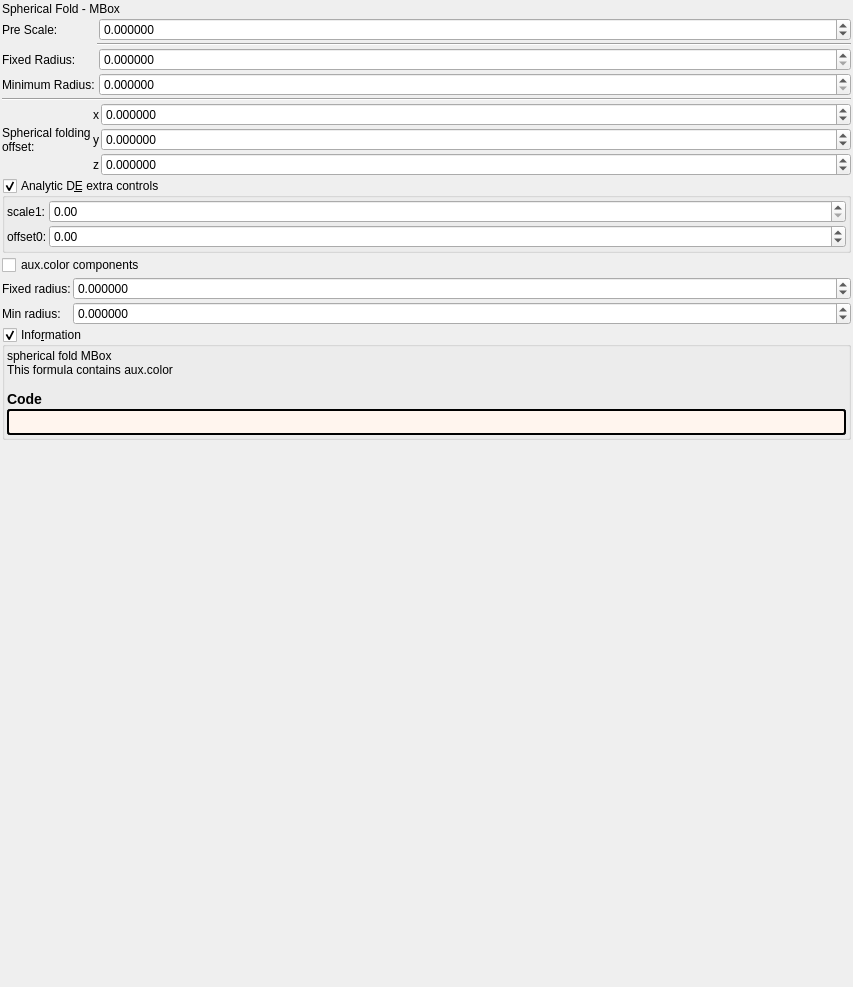
First picture: the form in mandelbulber2/formula/ui/transf_spherical_fold.ui, repository buddhi1980/mandelbulber2, before the edit.
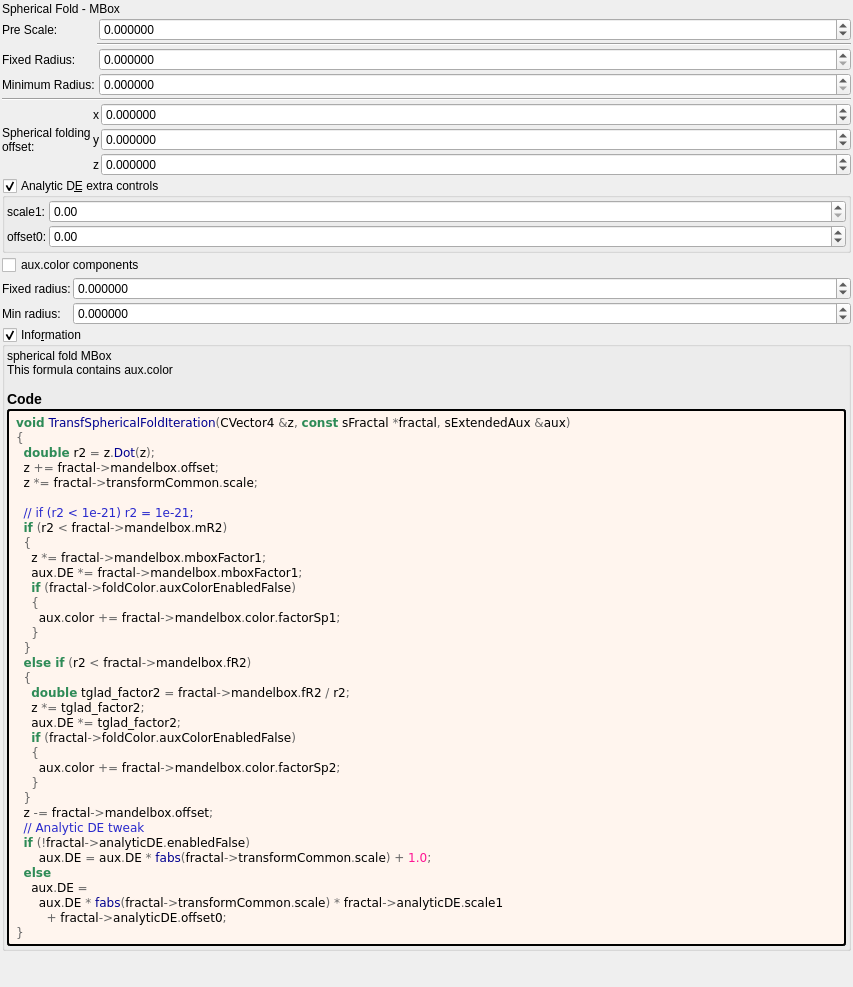
Second picture: the form after the edit. Custom widgets are drawn as their Qt base class.

Patch:
```diff
--- a/mandelbulber2/formula/ui/transf_spherical_fold.ui
+++ b/mandelbulber2/formula/ui/transf_spherical_fold.ui
@@ -545,7 +545,44 @@
          <string notr="true">border-style: outset; border-width: 2px; border-radius: 3px; border-color: black; background-color: #fff5ee; padding: 4px;</string>
         </property>
         <property name="text">
-         <string notr="true"></string>
+         <string notr="true">&lt;body style=&quot;background-color:#fff5ee&quot;&gt;
+&lt;pre style=&quot;color:#000000; background-color:#fff5ee;  font-family:'Courier New',monospace;&quot;&gt;&lt;span style=&quot;color:#2e8b57; font-weight:bold&quot;&gt;void&lt;/span&gt; &lt;span style=&quot;color:#00008f&quot;&gt;TransfSphericalFoldIteration&lt;/span&gt;&lt;span style=&quot;color:#676767&quot;&gt;(&lt;/span&gt;CVector4 &lt;span style=&quot;color:#676767&quot;&gt;&amp;amp;&lt;/span&gt;z&lt;span style=&quot;color:#676767&quot;&gt;,&lt;/span&gt; &lt;span style=&quot;color:#2e8b57; font-weight:bold&quot;&gt;const&lt;/span&gt; sFractal &lt;span style=&quot;color:#676767&quot;&gt;*&lt;/span&gt;fractal&lt;span style=&quot;color:#676767&quot;&gt;,&lt;/span&gt; sExtendedAux &lt;span style=&quot;color:#676767&quot;&gt;&amp;amp;&lt;/span&gt;aux&lt;span style=&quot;color:#676767&quot;&gt;)&lt;/span&gt;
+&lt;span style=&quot;color:#676767&quot;&gt;{&lt;/span&gt;
+  &lt;span style=&quot;color:#2e8b57; font-weight:bold&quot;&gt;double&lt;/span&gt; r2 &lt;span style=&quot;color:#676767&quot;&gt;=&lt;/span&gt; z&lt;span style=&quot;color:#676767&quot;&gt;.&lt;/span&gt;&lt;span style=&quot;color:#00008f&quot;&gt;Dot&lt;/span&gt;&lt;span style=&quot;color:#676767&quot;&gt;(&lt;/span&gt;z&lt;span style=&quot;color:#676767&quot;&gt;);&lt;/span&gt;
+  z &lt;span style=&quot;color:#676767&quot;&gt;+=&lt;/span&gt; fractal&lt;span style=&quot;color:#676767&quot;&gt;-&amp;gt;&lt;/span&gt;mandelbox&lt;span style=&quot;color:#676767&quot;&gt;.&lt;/span&gt;offset&lt;span style=&quot;color:#676767&quot;&gt;;&lt;/span&gt;
+  z &lt;span style=&quot;color:#676767&quot;&gt;*=&lt;/span&gt; fractal&lt;span style=&quot;color:#676767&quot;&gt;-&amp;gt;&lt;/span&gt;transformCommon&lt;span style=&quot;color:#676767&quot;&gt;.&lt;/span&gt;scale&lt;span style=&quot;color:#676767&quot;&gt;;&lt;/span&gt;
+
+  &lt;span style=&quot;color:#2929cc&quot;&gt;// if (r2 &amp;lt; 1e-21) r2 = 1e-21;&lt;/span&gt;
+  &lt;span style=&quot;color:#2e8b57; font-weight:bold&quot;&gt;if&lt;/span&gt; &lt;span style=&quot;color:#676767&quot;&gt;(&lt;/span&gt;r2 &lt;span style=&quot;color:#676767&quot;&gt;&amp;lt;&lt;/span&gt; fractal&lt;span style=&quot;color:#676767&quot;&gt;-&amp;gt;&lt;/span&gt;mandelbox&lt;span style=&quot;color:#676767&quot;&gt;.&lt;/span&gt;mR2&lt;span style=&quot;color:#676767&quot;&gt;)&lt;/span&gt;
+  &lt;span style=&quot;color:#676767&quot;&gt;{&lt;/span&gt;
+    z &lt;span style=&quot;color:#676767&quot;&gt;*=&lt;/span&gt; fractal&lt;span style=&quot;color:#676767&quot;&gt;-&amp;gt;&lt;/span&gt;mandelbox&lt;span style=&quot;color:#676767&quot;&gt;.&lt;/span&gt;mboxFactor1&lt;span style=&quot;color:#676767&quot;&gt;;&lt;/span&gt;
+    aux&lt;span style=&quot;color:#676767&quot;&gt;.&lt;/span&gt;DE &lt;span style=&quot;color:#676767&quot;&gt;*=&lt;/span&gt; fractal&lt;span style=&quot;color:#676767&quot;&gt;-&amp;gt;&lt;/span&gt;mandelbox&lt;span style=&quot;color:#676767&quot;&gt;.&lt;/span&gt;mboxFactor1&lt;span style=&quot;color:#676767&quot;&gt;;&lt;/span&gt;
+    &lt;span style=&quot;color:#2e8b57; font-weight:bold&quot;&gt;if&lt;/span&gt; &lt;span style=&quot;color:#676767&quot;&gt;(&lt;/span&gt;fractal&lt;span style=&quot;color:#676767&quot;&gt;-&amp;gt;&lt;/span&gt;foldColor&lt;span style=&quot;color:#676767&quot;&gt;.&lt;/span&gt;auxColorEnabledFalse&lt;span style=&quot;color:#676767&quot;&gt;)&lt;/span&gt;
+    &lt;span style=&quot;color:#676767&quot;&gt;{&lt;/span&gt;
+      aux&lt;span style=&quot;color:#676767&quot;&gt;.&lt;/span&gt;color &lt;span style=&quot;color:#676767&quot;&gt;+=&lt;/span&gt; fractal&lt;span style=&quot;color:#676767&quot;&gt;-&amp;gt;&lt;/span&gt;mandelbox&lt;span style=&quot;color:#676767&quot;&gt;.&lt;/span&gt;color&lt;span style=&quot;color:#676767&quot;&gt;.&lt;/span&gt;factorSp1&lt;span style=&quot;color:#676767&quot;&gt;;&lt;/span&gt;
+    &lt;span style=&quot;color:#676767&quot;&gt;}&lt;/span&gt;
+  &lt;span style=&quot;color:#676767&quot;&gt;}&lt;/span&gt;
+  &lt;span style=&quot;color:#2e8b57; font-weight:bold&quot;&gt;else if&lt;/span&gt; &lt;span style=&quot;color:#676767&quot;&gt;(&lt;/span&gt;r2 &lt;span style=&quot;color:#676767&quot;&gt;&amp;lt;&lt;/span&gt; fractal&lt;span style=&quot;color:#676767&quot;&gt;-&amp;gt;&lt;/span&gt;mandelbox&lt;span style=&quot;color:#676767&quot;&gt;.&lt;/span&gt;fR2&lt;span style=&quot;color:#676767&quot;&gt;)&lt;/span&gt;
+  &lt;span style=&quot;color:#676767&quot;&gt;{&lt;/span&gt;
+    &lt;span style=&quot;color:#2e8b57; font-weight:bold&quot;&gt;double&lt;/span&gt; tglad_factor2 &lt;span style=&quot;color:#676767&quot;&gt;=&lt;/span&gt; fractal&lt;span style=&quot;color:#676767&quot;&gt;-&amp;gt;&lt;/span&gt;mandelbox&lt;span style=&quot;color:#676767&quot;&gt;.&lt;/span&gt;fR2 &lt;span style=&quot;color:#676767&quot;&gt;/&lt;/span&gt; r2&lt;span style=&quot;color:#676767&quot;&gt;;&lt;/span&gt;
+    z &lt;span style=&quot;color:#676767&quot;&gt;*=&lt;/span&gt; tglad_factor2&lt;span style=&quot;color:#676767&quot;&gt;;&lt;/span&gt;
+    aux&lt;span style=&quot;color:#676767&quot;&gt;.&lt;/span&gt;DE &lt;span style=&quot;color:#676767&quot;&gt;*=&lt;/span&gt; tglad_factor2&lt;span style=&quot;color:#676767&quot;&gt;;&lt;/span&gt;
+    &lt;span style=&quot;color:#2e8b57; font-weight:bold&quot;&gt;if&lt;/span&gt; &lt;span style=&quot;color:#676767&quot;&gt;(&lt;/span&gt;fractal&lt;span style=&quot;color:#676767&quot;&gt;-&amp;gt;&lt;/span&gt;foldColor&lt;span style=&quot;color:#676767&quot;&gt;.&lt;/span&gt;auxColorEnabledFalse&lt;span style=&quot;color:#676767&quot;&gt;)&lt;/span&gt;
+    &lt;span style=&quot;color:#676767&quot;&gt;{&lt;/span&gt;
+      aux&lt;span style=&quot;color:#676767&quot;&gt;.&lt;/span&gt;color &lt;span style=&quot;color:#676767&quot;&gt;+=&lt;/span&gt; fractal&lt;span style=&quot;color:#676767&quot;&gt;-&amp;gt;&lt;/span&gt;mandelbox&lt;span style=&quot;color:#676767&quot;&gt;.&lt;/span&gt;color&lt;span style=&quot;color:#676767&quot;&gt;.&lt;/span&gt;factorSp2&lt;span style=&quot;color:#676767&quot;&gt;;&lt;/span&gt;
+    &lt;span style=&quot;color:#676767&quot;&gt;}&lt;/span&gt;
+  &lt;span style=&quot;color:#676767&quot;&gt;}&lt;/span&gt;
+  z &lt;span style=&quot;color:#676767&quot;&gt;-=&lt;/span&gt; fractal&lt;span style=&quot;color:#676767&quot;&gt;-&amp;gt;&lt;/span&gt;mandelbox&lt;span style=&quot;color:#676767&quot;&gt;.&lt;/span&gt;offset&lt;span style=&quot;color:#676767&quot;&gt;;&lt;/span&gt;
+  &lt;span style=&quot;color:#2929cc&quot;&gt;// Analytic DE tweak&lt;/span&gt;
+  &lt;span style=&quot;color:#2e8b57; font-weight:bold&quot;&gt;if&lt;/span&gt; &lt;span style=&quot;color:#676767&quot;&gt;(!&lt;/span&gt;fractal&lt;span style=&quot;color:#676767&quot;&gt;-&amp;gt;&lt;/span&gt;analyticDE&lt;span style=&quot;color:#676767&quot;&gt;.&lt;/span&gt;enabledFalse&lt;span style=&quot;color:#676767&quot;&gt;)&lt;/span&gt;
+      aux&lt;span style=&quot;color:#676767&quot;&gt;.&lt;/span&gt;DE &lt;span style=&quot;color:#676767&quot;&gt;=&lt;/span&gt; aux&lt;span style=&quot;color:#676767&quot;&gt;.&lt;/span&gt;DE &lt;span style=&quot;color:#676767&quot;&gt;*&lt;/span&gt; &lt;span style=&quot;color:#00008f&quot;&gt;fabs&lt;/span&gt;&lt;span style=&quot;color:#676767&quot;&gt;(&lt;/span&gt;fractal&lt;span style=&quot;color:#676767&quot;&gt;-&amp;gt;&lt;/span&gt;transformCommon&lt;span style=&quot;color:#676767&quot;&gt;.&lt;/span&gt;scale&lt;span style=&quot;color:#676767&quot;&gt;) +&lt;/span&gt; &lt;span style=&quot;color:#ff1493&quot;&gt;1.0&lt;/span&gt;&lt;span style=&quot;color:#676767&quot;&gt;;&lt;/span&gt;
+  &lt;span style=&quot;color:#2e8b57; font-weight:bold&quot;&gt;else&lt;/span&gt;
+    aux&lt;span style=&quot;color:#676767&quot;&gt;.&lt;/span&gt;DE &lt;span style=&quot;color:#676767&quot;&gt;=&lt;/span&gt;
+      aux&lt;span style=&quot;color:#676767&quot;&gt;.&lt;/span&gt;DE &lt;span style=&quot;color:#676767&quot;&gt;*&lt;/span&gt; &lt;span style=&quot;color:#00008f&quot;&gt;fabs&lt;/span&gt;&lt;span style=&quot;color:#676767&quot;&gt;(&lt;/span&gt;fractal&lt;span style=&quot;color:#676767&quot;&gt;-&amp;gt;&lt;/span&gt;transformCommon&lt;span style=&quot;color:#676767&quot;&gt;.&lt;/span&gt;scale&lt;span style=&quot;color:#676767&quot;&gt;) *&lt;/span&gt; fractal&lt;span style=&quot;color:#676767&quot;&gt;-&amp;gt;&lt;/span&gt;analyticDE&lt;span style=&quot;color:#676767&quot;&gt;.&lt;/span&gt;scale1
+        &lt;span style=&quot;color:#676767&quot;&gt;+&lt;/span&gt; fractal&lt;span style=&quot;color:#676767&quot;&gt;-&amp;gt;&lt;/span&gt;analyticDE&lt;span style=&quot;color:#676767&quot;&gt;.&lt;/span&gt;offset0&lt;span style=&quot;color:#676767&quot;&gt;;&lt;/span&gt;
+&lt;span style=&quot;color:#676767&quot;&gt;}&lt;/span&gt;
+&lt;/pre&gt;
+&lt;/body&gt;</string>
         </property>
         <property name="wordWrap">
          <bool>true</bool>
```
